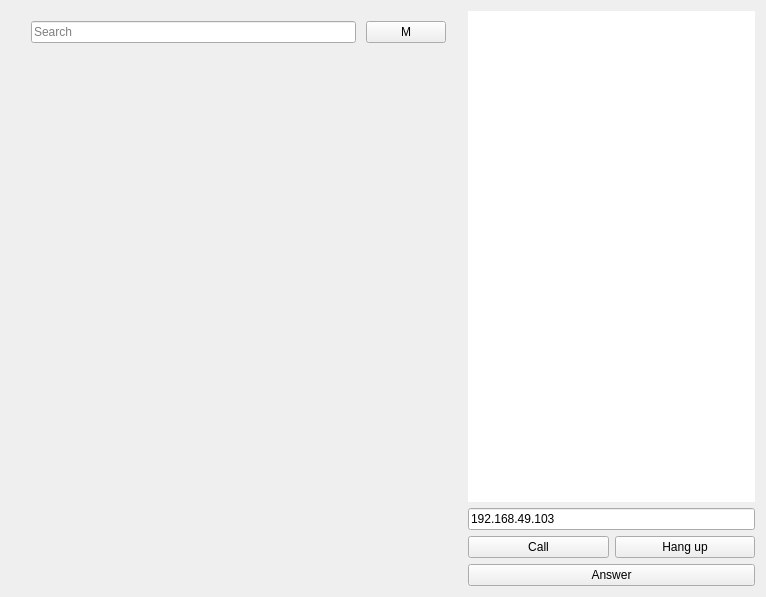
Above: mainwindow.ui from savoirfairelinux/jami-client-macos before the change. Below: the same form after it.
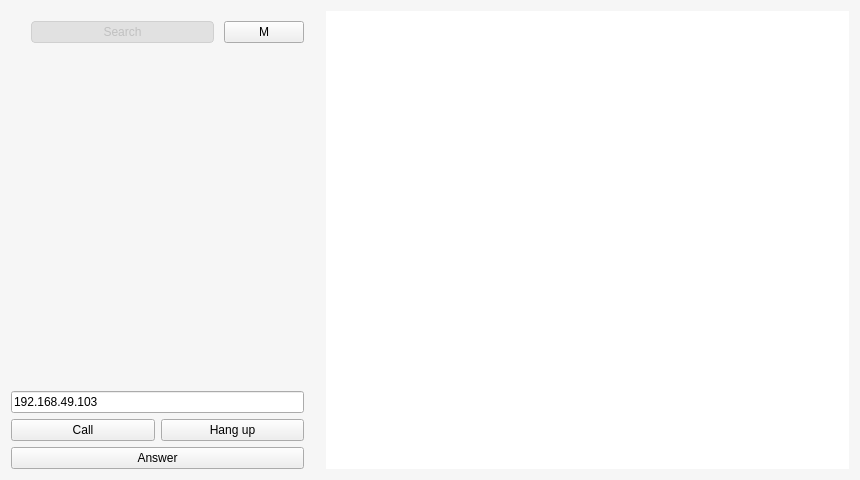
That is the form after the change. Icons and pictures are not drawn. Custom widgets are drawn as their Qt base class.

Commit message: Search bar follows Yosemite style. Background test.

```diff
--- a/mainwindow.ui
+++ b/mainwindow.ui
@@ -6,14 +6,22 @@
    <rect>
     <x>0</x>
     <y>0</y>
-    <width>766</width>
-    <height>597</height>
+    <width>860</width>
+    <height>480</height>
    </rect>
   </property>
   <property name="windowTitle">
    <string>MainWindow</string>
   </property>
+  <property name="styleSheet">
+   <string notr="true">QMainWindow#MainWindow {
+	background-color: rgb(246, 246, 246);
+}</string>
+  </property>
   <widget class="QWidget" name="centralWidget">
+   <property name="styleSheet">
+    <string notr="true"/>
+   </property>
    <layout class="QVBoxLayout" name="verticalLayout_4">
     <property name="spacing">
      <number>0</number>
@@ -32,14 +40,20 @@
     </property>
     <item>
      <widget class="QSplitter" name="splitter">
+      <property name="styleSheet">
+       <string notr="true"/>
+      </property>
       <property name="orientation">
        <enum>Qt::Horizontal</enum>
       </property>
       <property name="handleWidth">
        <number>0</number>
       </property>
-      <widget class="QWidget" name="">
+      <widget class="QWidget" name="layoutWidget">
        <layout class="QVBoxLayout" name="verticalLayout_3">
+        <property name="sizeConstraint">
+         <enum>QLayout::SetDefaultConstraint</enum>
+        </property>
         <item>
          <layout class="QHBoxLayout" name="horizontalLayout">
           <property name="spacing">
@@ -55,13 +69,30 @@
            <number>10</number>
           </property>
           <item>
-           <widget class="QLineEdit" name="lineEdit">
+           <widget class="MySearchBar" name="lineEdit">
+            <property name="minimumSize">
+             <size>
+              <width>0</width>
+              <height>22</height>
+             </size>
+            </property>
+            <property name="styleSheet">
+             <string notr="true">background-color: rgb(225, 225, 225);
+border: 1px solid;
+border-color: rgb(208, 208, 208);
+border-radius: 4px;
+color: rgb(160, 160, 160);
+</string>
+            </property>
             <property name="text">
              <string/>
             </property>
             <property name="frame">
              <bool>true</bool>
             </property>
+            <property name="alignment">
+             <set>Qt::AlignCenter</set>
+            </property>
             <property name="placeholderText">
              <string>Search</string>
             </property>
@@ -90,6 +121,18 @@
         </item>
         <item>
          <widget class="QTreeView" name="contact_list">
+          <property name="sizePolicy">
+           <sizepolicy hsizetype="Expanding" vsizetype="Expanding">
+            <horstretch>0</horstretch>
+            <verstretch>0</verstretch>
+           </sizepolicy>
+          </property>
+          <property name="minimumSize">
+           <size>
+            <width>0</width>
+            <height>0</height>
+           </size>
+          </property>
           <property name="styleSheet">
            <string notr="true">background-color: rgba(255,255,255, 0.0);</string>
           </property>
@@ -104,25 +147,14 @@
           </property>
          </widget>
         </item>
-       </layout>
-      </widget>
-      <widget class="QWidget" name="">
-       <layout class="QVBoxLayout" name="verticalLayout_2">
-        <item>
-         <widget class="QWidget" name="widget" native="true">
-          <property name="sizePolicy">
-           <sizepolicy hsizetype="Preferred" vsizetype="MinimumExpanding">
-            <horstretch>0</horstretch>
-            <verstretch>0</verstretch>
-           </sizepolicy>
-          </property>
-          <property name="styleSheet">
-           <string notr="true">background-color: rgb(255,255,255);</string>
-          </property>
-         </widget>
-        </item>
         <item>
          <layout class="QVBoxLayout" name="verticalLayout">
+          <property name="sizeConstraint">
+           <enum>QLayout::SetDefaultConstraint</enum>
+          </property>
+          <property name="leftMargin">
+           <number>0</number>
+          </property>
           <item>
            <widget class="QLineEdit" name="call_number">
             <property name="text">
@@ -132,6 +164,9 @@
           </item>
           <item>
            <layout class="QHBoxLayout" name="horizontalLayout_2">
+            <property name="sizeConstraint">
+             <enum>QLayout::SetNoConstraint</enum>
+            </property>
             <item>
              <widget class="QPushButton" name="call_button">
               <property name="sizePolicy">
@@ -165,6 +200,33 @@
         </item>
        </layout>
       </widget>
+      <widget class="QWidget" name="layoutWidget">
+       <layout class="QVBoxLayout" name="verticalLayout_2">
+        <item>
+         <widget class="QWidget" name="widget" native="true">
+          <property name="sizePolicy">
+           <sizepolicy hsizetype="Preferred" vsizetype="MinimumExpanding">
+            <horstretch>0</horstretch>
+            <verstretch>0</verstretch>
+           </sizepolicy>
+          </property>
+          <property name="minimumSize">
+           <size>
+            <width>460</width>
+            <height>0</height>
+           </size>
+          </property>
+          <property name="styleSheet">
+           <string notr="true">background-color: rgb(255,255,255);
+
+background-image:url(:/data/background_tile.png);
+background-repeat: repeat-x;
+background-position: bottom;</string>
+          </property>
+         </widget>
+        </item>
+       </layout>
+      </widget>
      </widget>
     </item>
    </layout>
@@ -181,6 +243,13 @@
   </widget>
  </widget>
  <layoutdefault spacing="6" margin="11"/>
+ <customwidgets>
+  <customwidget>
+   <class>MySearchBar</class>
+   <extends>QLineEdit</extends>
+   <header>mysearchbar.h</header>
+  </customwidget>
+ </customwidgets>
  <resources/>
  <connections>
   <connection>
```
Left out of the diff: 2 changed lines with no effect on the pictures. The commit also changes 7 other files.
